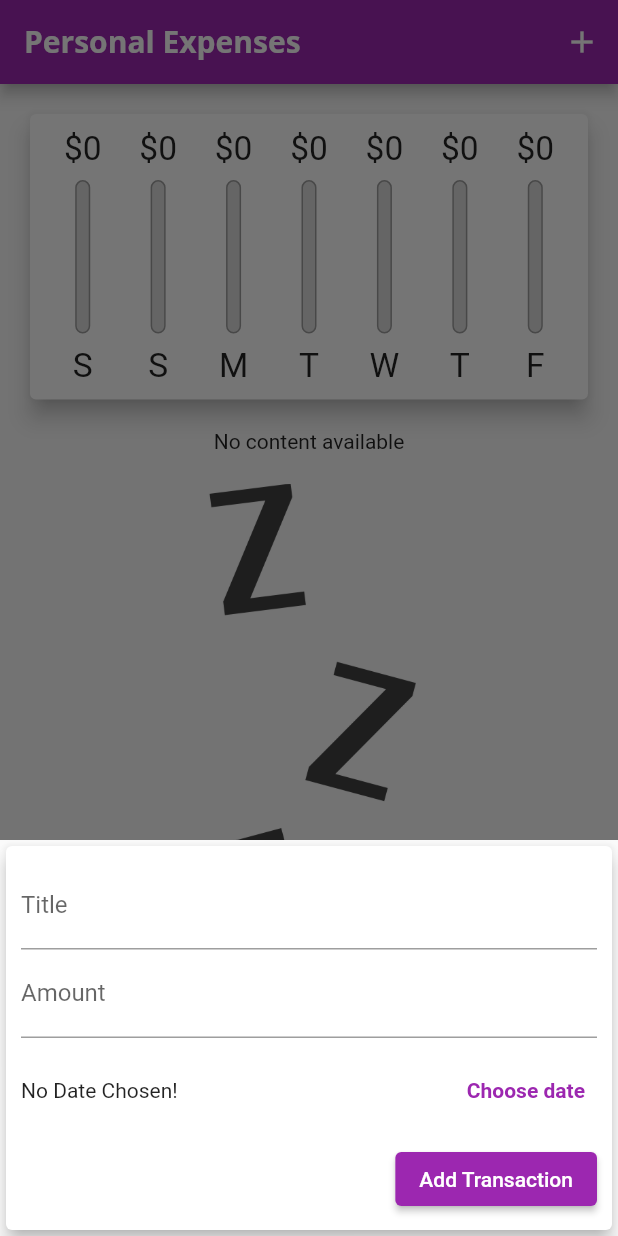
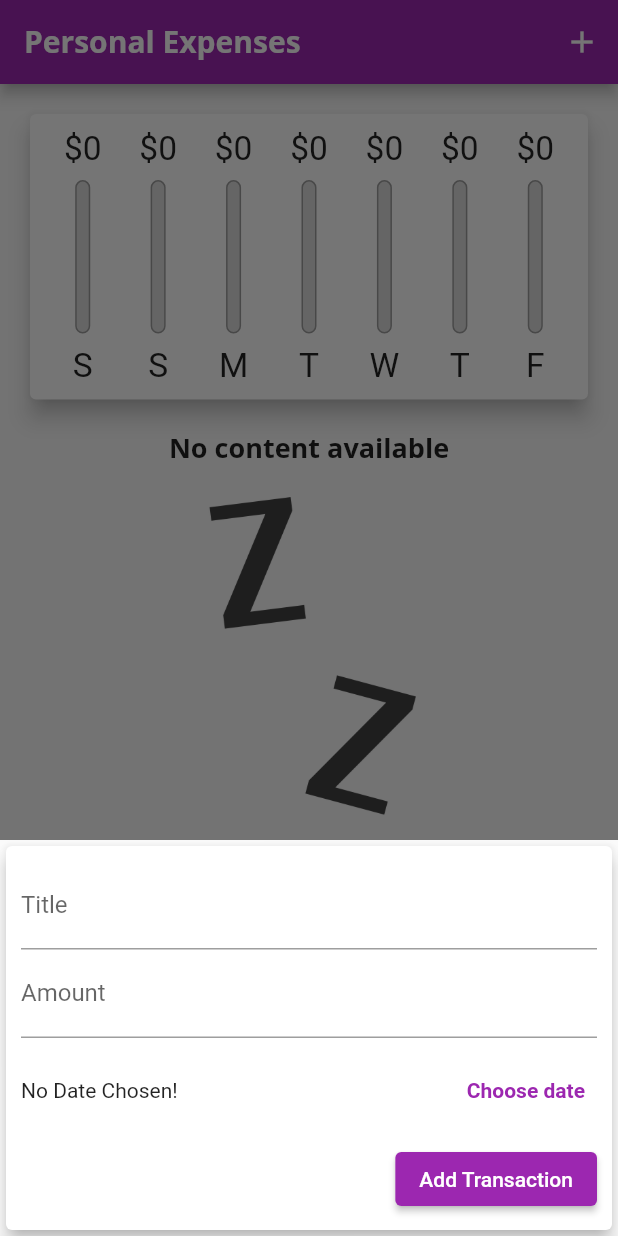
Before and after one commit to jandiralceu/expense_planner, a Flutter app: the screen it shows after launch, after a tap on the "add" icon, on a phone screen of 412 x 824 dp. Run offline on Flutter 3.47's test engine with Material 2 defaults, Android fonts, the phone set to English and light mode, and no system bars.

Commit message:
adapting app to ios design system

```diff
--- a/lib/main.dart
+++ b/lib/main.dart
@@ -1,3 +1,6 @@
+import 'dart:io';
+
+import 'package:flutter/cupertino.dart';
 import 'package:flutter/material.dart';
 
 import './widgets/Chart.dart';
@@ -88,30 +91,43 @@ class _ExpensePlannerState extends State<ExpensePlanner> {
 
   @override
   Widget build(BuildContext context) {
-    final isLandScape =
-        MediaQuery.of(context).orientation == Orientation.landscape;
+    const appTitle = 'Personal Expenses';
+    final mediaQuery = MediaQuery.of(context);
+    final isLandScape = mediaQuery.orientation == Orientation.landscape;
 
-    final appBar = AppBar(
-      title: const Text('Personal Expenses'),
+    final PreferredSizeWidget appBar = (Platform.isIOS
+        ? CupertinoNavigationBar(
+            middle: const Text(appTitle),
+            trailing: Row(
+              mainAxisSize: MainAxisSize.min,
+              children: [
+                GestureDetector(
+                  child: const Icon(CupertinoIcons.add),
+                  onTap: () => _startAddNewTransaction(context),
+                )
+              ],
+            ),
+          )
+        : AppBar(
+            title: const Text(appTitle),
             actions: [
               IconButton(
                 onPressed: () => _startAddNewTransaction(context),
                 icon: const Icon(Icons.add),
               ),
             ],
-    );
+          )) as PreferredSizeWidget;
 
     final transactionListWidget = SizedBox(
-      height: (MediaQuery.of(context).size.height -
+      height: (mediaQuery.size.height -
               appBar.preferredSize.height -
-              MediaQuery.of(context).padding.top) *
+              mediaQuery.padding.top) *
           0.7,
       child: TransactionList(_transactions, _deleteTransaction),
     );
 
-    return Scaffold(
-      appBar: appBar,
-      body: SingleChildScrollView(
+    final pageMainContent = SafeArea(
+      child: SingleChildScrollView(
         child: Column(
           crossAxisAlignment: CrossAxisAlignment.stretch,
           children: [
@@ -121,8 +137,10 @@ class _ExpensePlannerState extends State<ExpensePlanner> {
                 children: [
                   Text(
                     _showChart ? 'Hide Chart' : 'Show Chart',
+                    style: Theme.of(context).textTheme.headline6,
                   ),
-                  Switch(
+                  Switch.adaptive(
+                      activeColor: Theme.of(context).accentColor,
                       value: _showChart,
                       onChanged: (value) {
                         setState(() {
@@ -133,9 +151,9 @@ class _ExpensePlannerState extends State<ExpensePlanner> {
               ),
             if (!isLandScape)
               SizedBox(
-                height: (MediaQuery.of(context).size.height -
+                height: (mediaQuery.size.height -
                         appBar.preferredSize.height -
-                        MediaQuery.of(context).padding.top) *
+                        mediaQuery.padding.top) *
                     0.3,
                 child: Chart(_transactions),
               ),
@@ -143,9 +161,9 @@ class _ExpensePlannerState extends State<ExpensePlanner> {
             if (isLandScape)
               _showChart
                   ? SizedBox(
-                      height: (MediaQuery.of(context).size.height -
+                      height: (mediaQuery.size.height -
                               appBar.preferredSize.height -
-                              MediaQuery.of(context).padding.top) *
+                              mediaQuery.padding.top) *
                           0.7,
                       child: Chart(_transactions),
                     )
@@ -153,8 +171,21 @@ class _ExpensePlannerState extends State<ExpensePlanner> {
           ],
         ),
       ),
-      floatingActionButtonLocation: FloatingActionButtonLocation.centerFloat,
-      floatingActionButton: FloatingActionButton(
+    );
+
+    return Platform.isIOS
+        ? CupertinoPageScaffold(
+            child: pageMainContent,
+            navigationBar: appBar as ObstructingPreferredSizeWidget,
+          )
+        : Scaffold(
+            appBar: appBar,
+            body: pageMainContent,
+            floatingActionButtonLocation:
+                FloatingActionButtonLocation.centerFloat,
+            floatingActionButton: Platform.isIOS
+                ? Container()
+                : FloatingActionButton(
                     child: const Icon(Icons.add),
                     onPressed: () => _startAddNewTransaction(context),
                   ),
--- a/lib/widgets/no_transactions.dart
+++ b/lib/widgets/no_transactions.dart
@@ -8,7 +8,10 @@ class NoTransactions extends StatelessWidget {
     return LayoutBuilder(builder: (ctx, constraints) {
       return Column(
         children: [
-          const Text('No content available'),
+          Text(
+            'No content available',
+            style: Theme.of(context).textTheme.headline6,
+          ),
           const SizedBox(
             height: 20,
           ),
--- a/lib/widgets/transaction_create.dart
+++ b/lib/widgets/transaction_create.dart
@@ -1,3 +1,6 @@
+import 'dart:io';
+
+import 'package:flutter/cupertino.dart';
 import 'package:flutter/material.dart';
 import 'package:intl/intl.dart';
 
@@ -79,7 +82,16 @@ class _NewTransactionState extends State<NewTransaction> {
                           ? 'No Date Chosen!'
                           : 'Selected date: ${DateFormat.yMd().format(_selectedDate as DateTime)}'),
                     ),
-                    TextButton(
+                    Platform.isIOS
+                        ? CupertinoButton(
+                            onPressed: _showDatePicker,
+                            child: const Text(
+                              'Choose '
+                              'date',
+                              style: TextStyle(fontWeight: FontWeight.bold),
+                            ),
+                          )
+                        : TextButton(
                             onPressed: _showDatePicker,
                             child: const Text(
                               'Choose '
--- a/lib/widgets/transaction_list.dart
+++ b/lib/widgets/transaction_list.dart
@@ -42,11 +42,23 @@ class TransactionList extends StatelessWidget {
                   subtitle: Text(
                     DateFormat.yMMMd().format(transactions[index].date),
                   ),
-                  trailing: IconButton(
-                    icon: const Icon(Icons.delete),
-                    color: Theme.of(context).errorColor,
-                    onPressed: () => deleteTransaction(transactions[index].id),
-                  ),
+                  trailing: MediaQuery.of(context).size.width > 360
+                      ? TextButton.icon(
+                          onPressed: () =>
+                              deleteTransaction(transactions[index].id),
+                          icon: const Icon(Icons.delete),
+                          label: const Text('Delete'),
+                          style: ButtonStyle(
+                            foregroundColor: MaterialStateProperty.all(
+                                Theme.of(context).errorColor),
+                          ),
+                        )
+                      : IconButton(
+                          icon: const Icon(Icons.delete),
+                          color: Theme.of(context).errorColor,
+                          onPressed: () =>
+                              deleteTransaction(transactions[index].id),
+                        ),
                 ),
               );
             },
--- a/pubspec.yaml
+++ b/pubspec.yaml
@@ -9,6 +9,7 @@ environment:
 dependencies:
   flutter:
     sdk: flutter
+  cupertino_icons: ^1.0.2
   intl: ^0.17.0
 
 dev_dependencies:
```
Also changed, not shown: pubspec.lock. Lines whose indentation alone changed are shown as unchanged.
